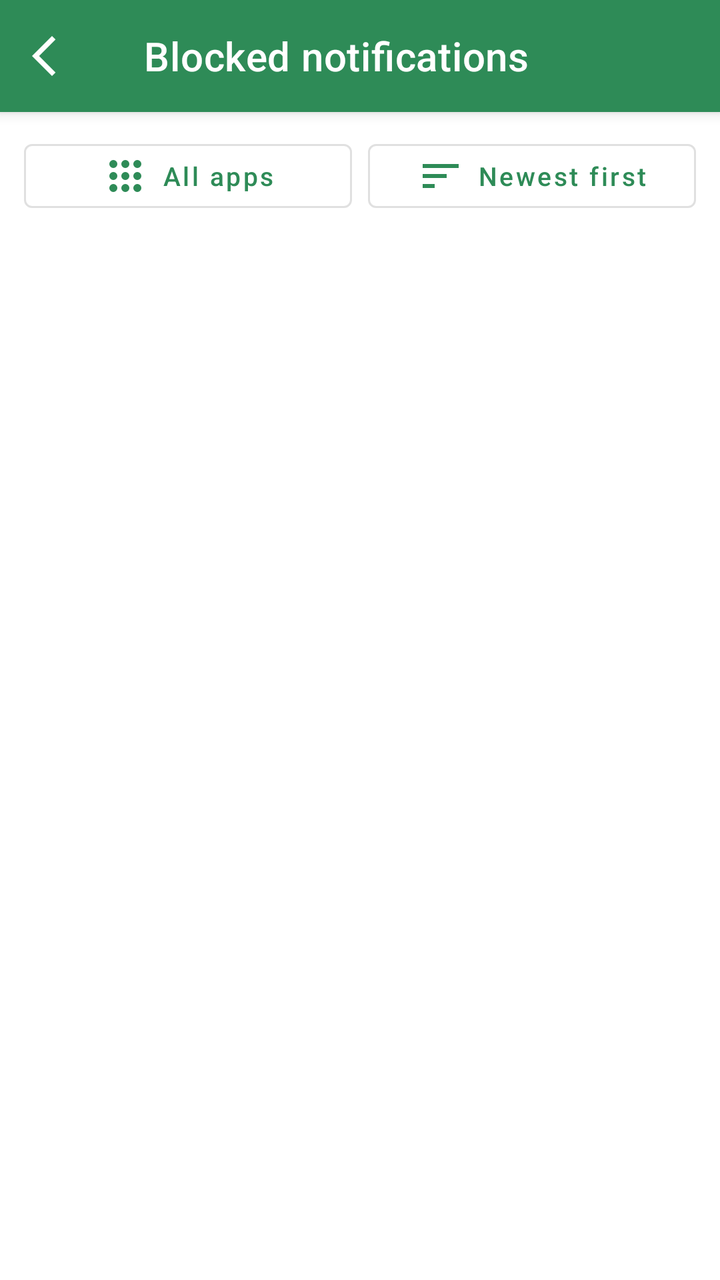
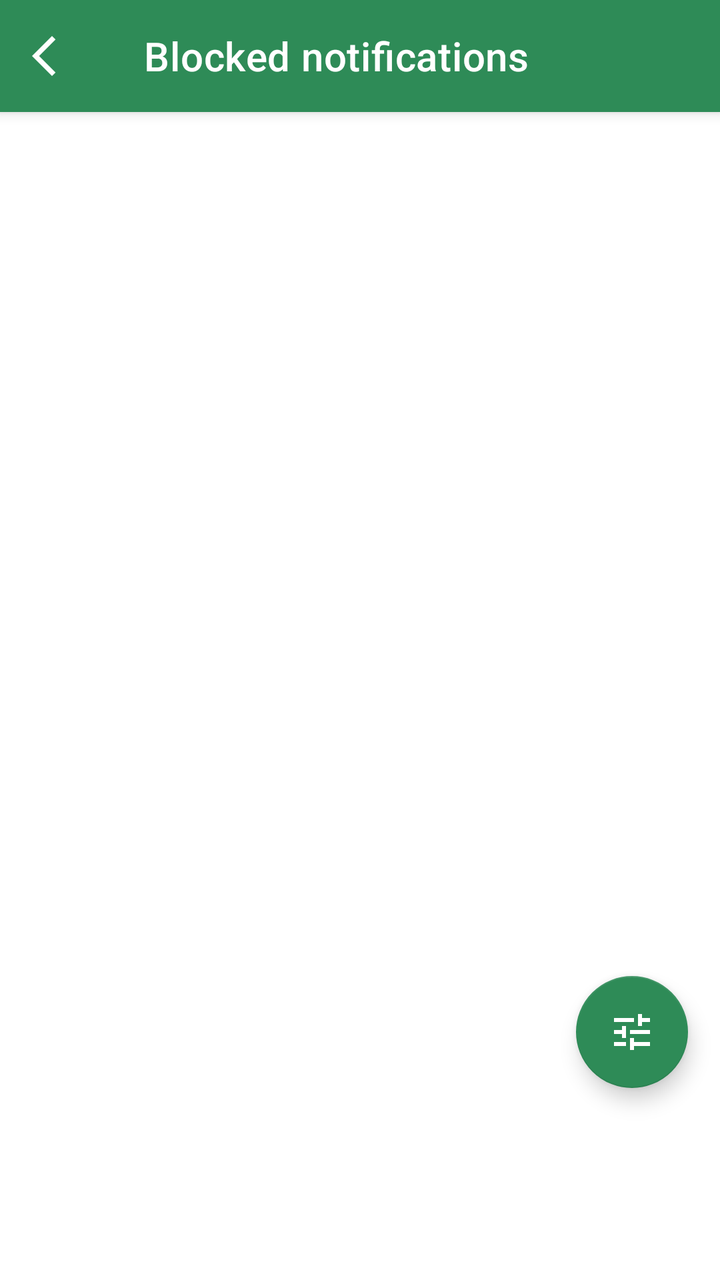

Two renders of the same Android screen: before a commit and after it. Below are the layout's source before the change and the commit's diff.
<!-- AndroidManifest.xml: application theme Theme.Switchly -->
<!-- res/layout/activity_blocked_inbox.xml -->
<?xml version="1.0" encoding="utf-8"?>
<androidx.coordinatorlayout.widget.CoordinatorLayout
    xmlns:android="http://schemas.android.com/apk/res/android"
    xmlns:app="http://schemas.android.com/apk/res-auto"
    android:layout_width="match_parent"
    android:layout_height="match_parent">

    
    <com.google.android.material.appbar.AppBarLayout
        android:layout_width="match_parent"
        android:layout_height="wrap_content"
        android:fitsSystemWindows="true">

        <com.google.android.material.appbar.MaterialToolbar
            android:id="@+id/toolbar"
            style="@style/Switchly.TopBar"
            android:layout_width="match_parent"
            android:layout_height="wrap_content"
            android:minHeight="?attr/actionBarSize"
            app:title="@string/blocked_inbox_title"
            app:navigationIcon="@drawable/arrow_back_ios_24" />
    </com.google.android.material.appbar.AppBarLayout>

    <LinearLayout
        android:layout_width="match_parent"
        android:layout_height="match_parent"
        android:orientation="vertical"
        app:layout_behavior="@string/appbar_scrolling_view_behavior">

        <LinearLayout
            android:id="@+id/filterSortChipRow"
            android:layout_width="match_parent"
            android:layout_height="wrap_content"
            android:orientation="horizontal"
            android:paddingStart="12dp"
            android:paddingEnd="12dp"
            android:paddingTop="10dp">

            <com.google.android.material.button.MaterialButton
                android:id="@+id/btnAppFilterChip"
                style="@style/Widget.MaterialComponents.Button.OutlinedButton"
                android:layout_width="0dp"
                android:layout_height="44dp"
                android:layout_weight="1"
                android:ellipsize="end"
                android:gravity="center"
                android:maxLines="1"
                android:minHeight="44dp"
                android:singleLine="true"
                android:text="@string/blocked_inbox_filter_all_apps"
                android:textAlignment="center"
                android:textAllCaps="false"
                android:textSize="13sp"
                app:icon="@drawable/apps_24"
                app:iconGravity="textStart"
                app:iconPadding="6dp" />

            <com.google.android.material.button.MaterialButton
                android:id="@+id/btnSortChip"
                style="@style/Widget.MaterialComponents.Button.OutlinedButton"
                android:layout_width="0dp"
                android:layout_height="44dp"
                android:layout_marginStart="8dp"
                android:layout_weight="1"
                android:ellipsize="end"
                android:gravity="center"
                android:maxLines="1"
                android:minHeight="44dp"
                android:singleLine="true"
                android:text="@string/blocked_inbox_sort_newest"
                android:textAlignment="center"
                android:textAllCaps="false"
                android:textSize="13sp"
                app:icon="@drawable/sort_24"
                app:iconGravity="textStart"
                app:iconPadding="6dp" />
        </LinearLayout>

        <com.google.android.material.card.MaterialCardView
            android:id="@+id/tvEmpty"
            android:layout_width="match_parent"
            android:layout_height="wrap_content"
            android:layout_marginStart="16dp"
            android:layout_marginEnd="16dp"
            android:layout_marginTop="18dp"
            android:visibility="gone"
            app:cardCornerRadius="20dp"
            app:cardElevation="0dp"
            app:strokeColor="@color/status_border"
            app:strokeWidth="1dp">

            <LinearLayout
                android:layout_width="match_parent"
                android:layout_height="wrap_content"
                android:gravity="center_horizontal"
                android:orientation="vertical"
                android:padding="22dp">

                <ImageView
                    android:layout_width="34dp"
                    android:layout_height="34dp"
                    android:src="@drawable/notifications_24"
                    android:contentDescription="@null"
                    android:importantForAccessibility="no"
                    app:tint="?attr/colorPrimary" />

                <TextView
                    android:layout_width="match_parent"
                    android:layout_height="wrap_content"
                    android:layout_marginTop="10dp"
                    android:gravity="center"
                    android:text="@string/blocked_inbox_empty_title"
                    android:textColor="?attr/colorOnSurface"
                    android:textSize="16sp"
                    android:textStyle="bold" />

                <TextView
                    android:layout_width="match_parent"
                    android:layout_height="wrap_content"
                    android:layout_marginTop="4dp"
                    android:gravity="center"
                    android:text="@string/blocked_inbox_empty_body"
                    android:textColor="?android:attr/textColorSecondary"
                    android:textSize="13sp" />
            </LinearLayout>
        </com.google.android.material.card.MaterialCardView>

        <androidx.recyclerview.widget.RecyclerView
            android:id="@+id/recyclerInbox"
            android:layout_width="match_parent"
            android:layout_height="0dp"
            android:layout_weight="1"
            android:padding="12dp"
            android:clipToPadding="false" />

    </LinearLayout>

    
    <com.google.android.material.floatingactionbutton.FloatingActionButton
        android:id="@+id/btnFilter"
        android:visibility="gone"
        android:layout_width="wrap_content"
        android:layout_height="wrap_content"
        android:layout_marginEnd="16dp"
        android:layout_marginBottom="96dp"
        app:srcCompat="@drawable/tune_24"
        android:contentDescription="@string/blocked_inbox_filter"
        app:layout_anchor="@id/recyclerInbox"
        app:layout_anchorGravity="bottom|end" />

</androidx.coordinatorlayout.widget.CoordinatorLayout>
<!-- resources referenced by this layout -->
<resources>
  <color name="status_border">#3390A4AE</color>
  <!-- drawable apps_24 (drawable) -->
  <vector xmlns:android="http://schemas.android.com/apk/res/android" tools:ignore="VectorPath"
      xmlns:tools="http://schemas.android.com/tools"
      android:width="24dp"
      android:height="24dp"
      android:viewportWidth="960"
      android:viewportHeight="960">
      <path
          android:pathData="M240,800q-33,0 -56.5,-23.5T160,720q0,-33 23.5,-56.5T240,640q33,0 56.5,23.5T320,720q0,33 -23.5,56.5T240,800ZM480,800q-33,0 -56.5,-23.5T400,720q0,-33 23.5,-56.5T480,640q33,0 56.5,23.5T560,720q0,33 -23.5,56.5T480,800ZM720,800q-33,0 -56.5,-23.5T640,720q0,-33 23.5,-56.5T720,640q33,0 56.5,23.5T800,720q0,33 -23.5,56.5T720,800ZM240,560q-33,0 -56.5,-23.5T160,480q0,-33 23.5,-56.5T240,400q33,0 56.5,23.5T320,480q0,33 -23.5,56.5T240,560ZM480,560q-33,0 -56.5,-23.5T400,480q0,-33 23.5,-56.5T480,400q33,0 56.5,23.5T560,480q0,33 -23.5,56.5T480,560ZM720,560q-33,0 -56.5,-23.5T640,480q0,-33 23.5,-56.5T720,400q33,0 56.5,23.5T800,480q0,33 -23.5,56.5T720,560ZM240,320q-33,0 -56.5,-23.5T160,240q0,-33 23.5,-56.5T240,160q33,0 56.5,23.5T320,240q0,33 -23.5,56.5T240,320ZM480,320q-33,0 -56.5,-23.5T400,240q0,-33 23.5,-56.5T480,160q33,0 56.5,23.5T560,240q0,33 -23.5,56.5T480,320ZM720,320q-33,0 -56.5,-23.5T640,240q0,-33 23.5,-56.5T720,160q33,0 56.5,23.5T800,240q0,33 -23.5,56.5T720,320Z"
          android:fillColor="?attr/colorOnSurface"/>
  </vector>
  <!-- drawable sort_24 (drawable) -->
  <vector xmlns:android="http://schemas.android.com/apk/res/android"
      android:width="24dp"
      android:height="24dp"
      android:viewportWidth="960"
      android:viewportHeight="960">
      <path
          android:pathData="M120,720v-80h240v80L120,720ZM120,520v-80h480v80L120,520ZM120,320v-80h720v80L120,320Z"
          android:fillColor="?attr/colorOnSurface"/>
  </vector>
  <string name="blocked_inbox_empty_body">Blocked notifications will appear here while notification blocking is active.</string>
  <string name="blocked_inbox_empty_title">No blocked notifications yet</string>
  <string name="blocked_inbox_filter">Filter</string>
  <string name="blocked_inbox_filter_all_apps">All apps</string>
  <string name="blocked_inbox_sort_newest">Newest first</string>
  <string name="blocked_inbox_title">Blocked notifications</string>
  <style name="Switchly.TopBar" parent="Widget.MaterialComponents.Toolbar">
          
          <item name="android:background">?attr/colorPrimary</item>
          <item name="backgroundTint">?attr/colorPrimary</item>
  
          
          <item name="titleTextColor">@android:color/white</item>
  
          
          <item name="navigationIconTint">@android:color/white</item>
      </style>
  <color name="accent_default_green">#2E8B57</color>
  <style name="Switchly.Fab" parent="Widget.MaterialComponents.FloatingActionButton">
          <item name="backgroundTint">?attr/colorPrimary</item>
          <item name="tint">@android:color/white</item>
      </style>
  <style name="Switchly.AutoCompleteText" parent="Widget.MaterialComponents.AutoCompleteTextView.OutlinedBox">
          <item name="android:minHeight">56dp</item>
          <item name="android:paddingTop">12dp</item>
          <item name="android:paddingBottom">12dp</item>
          <item name="android:textAppearance">@style/TextAppearance.MaterialComponents.Body1</item>
      </style>
  <style name="ThemeOverlay.Switchly.Dialog" parent="ThemeOverlay.MaterialComponents.MaterialAlertDialog">
          <item name="colorControlActivated">?attr/colorPrimary</item>
          <item name="colorControlHighlight">?attr/colorPrimary</item>
          <item name="colorAccent">?attr/colorPrimary</item>
      </style>
  <style name="ShapeAppearance.Switchly.Card" parent="ShapeAppearance.MaterialComponents.LargeComponent">
          <item name="cornerFamily">rounded</item>
          <item name="cornerSize">26dp</item>
      </style>
  <color name="switchly_card_bg">#F7FFFFFF</color>
  <color name="switchly_card_stroke">#14000000</color>
  <!-- unchanged entries left out for length: 7 -->
</resources>

<!-- the commit's change to res/layout/activity_blocked_inbox.xml (unified diff, before → after) -->
@@ -27,67 +27,34 @@
         android:orientation="vertical"
         app:layout_behavior="@string/appbar_scrolling_view_behavior">
 
-        <LinearLayout
-            android:id="@+id/filterSortChipRow"
+        <HorizontalScrollView
+            android:id="@+id/activeFilterScroll"
             android:layout_width="match_parent"
             android:layout_height="wrap_content"
-            android:orientation="horizontal"
+            android:clipToPadding="false"
             android:paddingStart="12dp"
             android:paddingEnd="12dp"
-            android:paddingTop="10dp">
+            android:paddingTop="10dp"
+            android:visibility="gone">
 
-            <com.google.android.material.button.MaterialButton
-                android:id="@+id/btnAppFilterChip"
-                style="@style/Widget.MaterialComponents.Button.OutlinedButton"
-                android:layout_width="0dp"
-                android:layout_height="44dp"
-                android:layout_weight="1"
-                android:ellipsize="end"
-                android:gravity="center"
-                android:maxLines="1"
-                android:minHeight="44dp"
-                android:singleLine="true"
-                android:text="@string/blocked_inbox_filter_all_apps"
-                android:textAlignment="center"
-                android:textAllCaps="false"
-                android:textSize="13sp"
-                app:icon="@drawable/apps_24"
-                app:iconGravity="textStart"
-                app:iconPadding="6dp" />
-
-            <com.google.android.material.button.MaterialButton
-                android:id="@+id/btnSortChip"
-                style="@style/Widget.MaterialComponents.Button.OutlinedButton"
-                android:layout_width="0dp"
-                android:layout_height="44dp"
-                android:layout_marginStart="8dp"
-                android:layout_weight="1"
-                android:ellipsize="end"
-                android:gravity="center"
-                android:maxLines="1"
-                android:minHeight="44dp"
-                android:singleLine="true"
-                android:text="@string/blocked_inbox_sort_newest"
-                android:textAlignment="center"
-                android:textAllCaps="false"
-                android:textSize="13sp"
-                app:icon="@drawable/sort_24"
-                app:iconGravity="textStart"
-                app:iconPadding="6dp" />
-        </LinearLayout>
+            <com.google.android.material.chip.ChipGroup
+                android:id="@+id/activeFilterChipGroup"
+                android:layout_width="wrap_content"
+                android:layout_height="wrap_content"
+                app:singleLine="true"
+                app:chipSpacingHorizontal="8dp" />
+        </HorizontalScrollView>
 
         <com.google.android.material.card.MaterialCardView
             android:id="@+id/tvEmpty"
+            style="@style/Switchly.Card"
             android:layout_width="match_parent"
             android:layout_height="wrap_content"
             android:layout_marginStart="16dp"
             android:layout_marginEnd="16dp"
             android:layout_marginTop="18dp"
             android:visibility="gone"
-            app:cardCornerRadius="20dp"
-            app:cardElevation="0dp"
-            app:strokeColor="@color/status_border"
-            app:strokeWidth="1dp">
+            app:cardUseCompatPadding="true">
 
             <LinearLayout
                 android:layout_width="match_parent"
@@ -135,16 +102,16 @@
 
     </LinearLayout>
 
-    
     <com.google.android.material.floatingactionbutton.FloatingActionButton
         android:id="@+id/btnFilter"
-        android:visibility="gone"
         android:layout_width="wrap_content"
         android:layout_height="wrap_content"
         android:layout_marginEnd="16dp"
         android:layout_marginBottom="96dp"
         app:srcCompat="@drawable/tune_24"
         android:contentDescription="@string/blocked_inbox_filter"
+        app:backgroundTint="?attr/colorPrimary"
+        app:tint="?attr/colorOnPrimary"
         app:layout_anchor="@id/recyclerInbox"
         app:layout_anchorGravity="bottom|end" />
 
<!-- resource entries referenced after the edit -->
@@ -1,32 +1,8 @@
 <!-- resources referenced by this layout -->
 <resources>
-  <color name="status_border">#3390A4AE</color>
-  <!-- drawable apps_24 (drawable) -->
-  <vector xmlns:android="http://schemas.android.com/apk/res/android" tools:ignore="VectorPath"
-      xmlns:tools="http://schemas.android.com/tools"
-      android:width="24dp"
-      android:height="24dp"
-      android:viewportWidth="960"
-      android:viewportHeight="960">
-      <path
-          android:pathData="M240,800q-33,0 -56.5,-23.5T160,720q0,-33 23.5,-56.5T240,640q33,0 56.5,23.5T320,720q0,33 -23.5,56.5T240,800ZM480,800q-33,0 -56.5,-23.5T400,720q0,-33 23.5,-56.5T480,640q33,0 56.5,23.5T560,720q0,33 -23.5,56.5T480,800ZM720,800q-33,0 -56.5,-23.5T640,720q0,-33 23.5,-56.5T720,640q33,0 56.5,23.5T800,720q0,33 -23.5,56.5T720,800ZM240,560q-33,0 -56.5,-23.5T160,480q0,-33 23.5,-56.5T240,400q33,0 56.5,23.5T320,480q0,33 -23.5,56.5T240,560ZM480,560q-33,0 -56.5,-23.5T400,480q0,-33 23.5,-56.5T480,400q33,0 56.5,23.5T560,480q0,33 -23.5,56.5T480,560ZM720,560q-33,0 -56.5,-23.5T640,480q0,-33 23.5,-56.5T720,400q33,0 56.5,23.5T800,480q0,33 -23.5,56.5T720,560ZM240,320q-33,0 -56.5,-23.5T160,240q0,-33 23.5,-56.5T240,160q33,0 56.5,23.5T320,240q0,33 -23.5,56.5T240,320ZM480,320q-33,0 -56.5,-23.5T400,240q0,-33 23.5,-56.5T480,160q33,0 56.5,23.5T560,240q0,33 -23.5,56.5T480,320ZM720,320q-33,0 -56.5,-23.5T640,240q0,-33 23.5,-56.5T720,160q33,0 56.5,23.5T800,240q0,33 -23.5,56.5T720,320Z"
-          android:fillColor="?attr/colorOnSurface"/>
-  </vector>
-  <!-- drawable sort_24 (drawable) -->
-  <vector xmlns:android="http://schemas.android.com/apk/res/android"
-      android:width="24dp"
-      android:height="24dp"
-      android:viewportWidth="960"
-      android:viewportHeight="960">
-      <path
-          android:pathData="M120,720v-80h240v80L120,720ZM120,520v-80h480v80L120,520ZM120,320v-80h720v80L120,320Z"
-          android:fillColor="?attr/colorOnSurface"/>
-  </vector>
   <string name="blocked_inbox_empty_body">Blocked notifications will appear here while notification blocking is active.</string>
   <string name="blocked_inbox_empty_title">No blocked notifications yet</string>
   <string name="blocked_inbox_filter">Filter</string>
-  <string name="blocked_inbox_filter_all_apps">All apps</string>
-  <string name="blocked_inbox_sort_newest">Newest first</string>
   <string name="blocked_inbox_title">Blocked notifications</string>
   <style name="Switchly.TopBar" parent="Widget.MaterialComponents.Toolbar">
           
